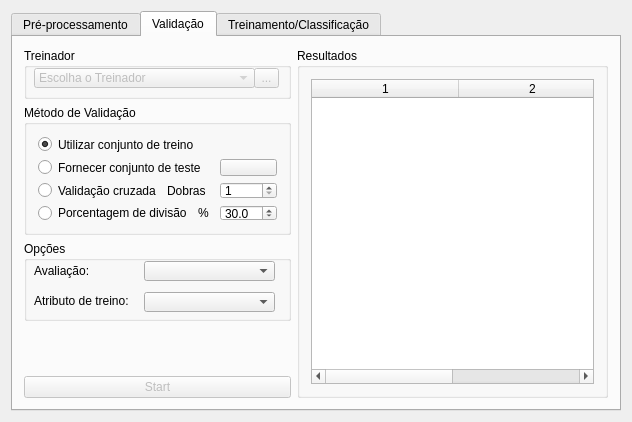
Before: the Qt Designer form Interface/InterfaceFAMA/janela.ui in cristianommsilva/machine-learning-ip-ime, drawn with Qt 5.
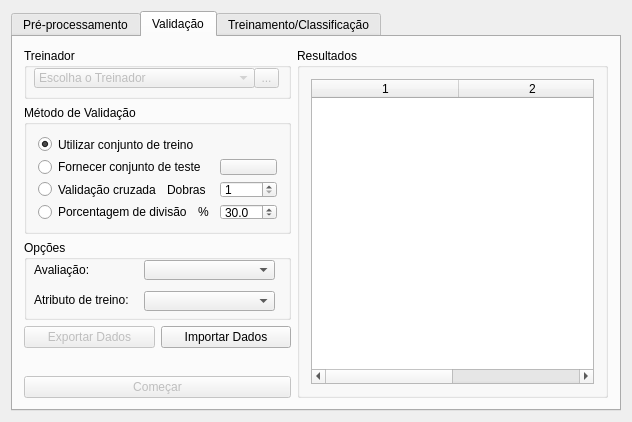
After: the same form once the commit is applied. The open tabs and pages were chosen to show the change. Icons and pictures are not drawn.

Patch:
```diff
--- a/Interface/InterfaceFAMA/janela.ui
+++ b/Interface/InterfaceFAMA/janela.ui
@@ -622,7 +622,7 @@
        <string>Validação</string>
       </attribute>
       <layout class="QGridLayout" name="gridLayout_7">
-       <item row="0" column="0">
+       <item row="0" column="0" colspan="2">
         <widget class="QGroupBox" name="groupBox_escolhaClassificador">
          <property name="minimumSize">
           <size>
@@ -678,7 +678,7 @@
          </widget>
         </widget>
        </item>
-       <item row="0" column="1" rowspan="5">
+       <item row="0" column="2" rowspan="6">
         <widget class="QGroupBox" name="groupBox_resultadosValidacao">
          <property name="title">
           <string>Resultados</string>
@@ -723,7 +723,7 @@
          </layout>
         </widget>
        </item>
-       <item row="1" column="0">
+       <item row="1" column="0" colspan="2">
         <widget class="QGroupBox" name="groupBox_opcoesTeste">
          <property name="minimumSize">
           <size>
@@ -828,7 +828,7 @@
          </layout>
         </widget>
        </item>
-       <item row="2" column="0">
+       <item row="2" column="0" colspan="2">
         <widget class="QGroupBox" name="groupBox_opcoesClassificacao">
          <property name="minimumSize">
           <size>
@@ -894,6 +894,31 @@
         </widget>
        </item>
        <item row="3" column="0">
+        <widget class="QPushButton" name="pushButton_exportarDados">
+         <property name="enabled">
+          <bool>false</bool>
+         </property>
+         <property name="text">
+          <string>Exportar Dados</string>
+         </property>
+         <property name="icon">
+          <iconset>
+           <normaloff>../imagens/flecha.png</normaloff>../imagens/flecha.png</iconset>
+         </property>
+        </widget>
+       </item>
+       <item row="3" column="1">
+        <widget class="QPushButton" name="pushButton">
+         <property name="text">
+          <string>Importar Dados</string>
+         </property>
+         <property name="icon">
+          <iconset>
+           <normaloff>../imagens/flecha2.png</normaloff>../imagens/flecha2.png</iconset>
+         </property>
+        </widget>
+       </item>
+       <item row="4" column="0" colspan="2">
         <spacer name="verticalSpacer">
          <property name="orientation">
           <enum>Qt::Vertical</enum>
@@ -906,13 +931,13 @@
          </property>
         </spacer>
        </item>
-       <item row="4" column="0">
+       <item row="5" column="0" colspan="2">
         <widget class="QPushButton" name="pushButton_start">
          <property name="enabled">
           <bool>false</bool>
          </property>
          <property name="text">
-          <string>Start</string>
+          <string>Começar</string>
          </property>
         </widget>
        </item>
```
Left out of the diff: 17 changed lines with no effect on the pictures.
